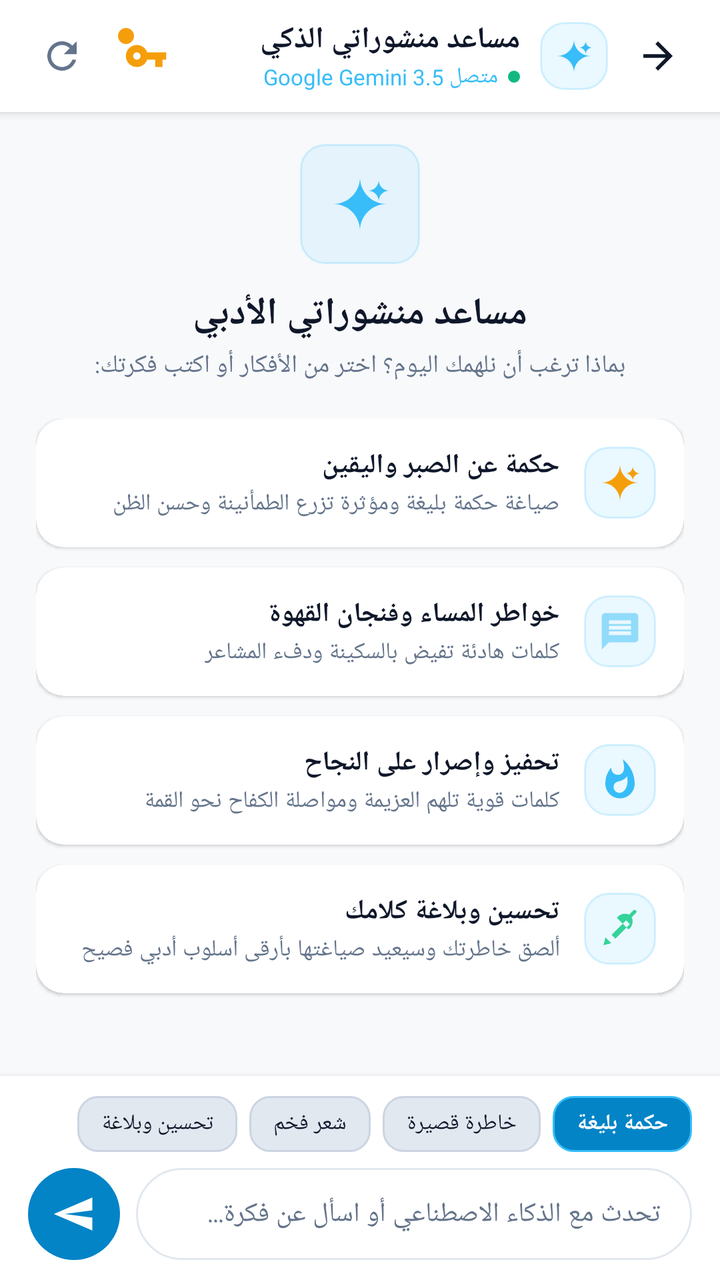
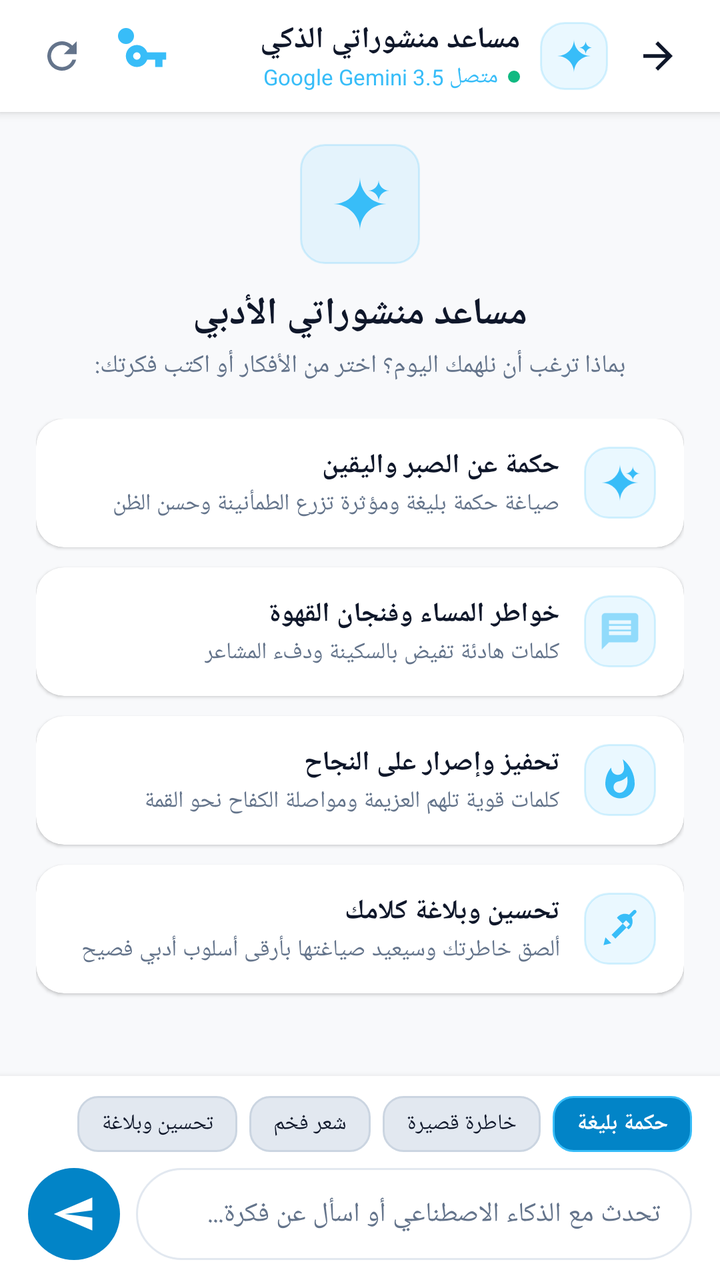

Compare the two renders of this Android layout. The source of the first and the diff that turns it into the second are given below.
<!-- AndroidManifest.xml: application theme Theme.Material3.DayNight.NoActionBar -->
<!-- res/layout/activity_ai_chat.xml -->
<?xml version="1.0" encoding="utf-8"?>
<LinearLayout xmlns:android="http://schemas.android.com/apk/res/android"
    xmlns:app="http://schemas.android.com/apk/res-auto"
    xmlns:tools="http://schemas.android.com/tools"
    android:id="@+id/rootAiChat"
    android:layout_width="match_parent"
    android:layout_height="match_parent"
    android:background="@color/bg_main"
    android:orientation="vertical"
    android:layoutDirection="rtl">

    
    <LinearLayout
        android:id="@+id/toolbarAiChat"
        android:layout_width="match_parent"
        android:layout_height="wrap_content"
        android:minHeight="56dp"
        android:background="@color/bg_card"
        android:elevation="3dp"
        android:gravity="center_vertical"
        android:orientation="horizontal"
        android:paddingHorizontal="12dp"
        android:paddingVertical="8dp">

        
        <ImageView
            android:id="@+id/btnAiBack"
            android:layout_width="38dp"
            android:layout_height="38dp"
            android:background="?attr/selectableItemBackgroundBorderless"
            android:clickable="true"
            android:focusable="true"
            android:padding="8dp"
            android:src="@drawable/ic_arrow_back"
            app:tint="@color/text_primary" />

        
        <FrameLayout
            android:layout_width="34dp"
            android:layout_height="34dp"
            android:layout_marginStart="6dp"
            android:background="@drawable/bg_category_well"
            android:padding="6dp">

            <ImageView
                android:layout_width="20dp"
                android:layout_height="20dp"
                android:layout_gravity="center"
                android:src="@drawable/ic_sparkle_ai"
                app:tint="#38BDF8" />
        </FrameLayout>

        
        <LinearLayout
            android:layout_width="0dp"
            android:layout_height="wrap_content"
            android:layout_marginStart="10dp"
            android:layout_weight="1"
            android:orientation="vertical">

            <TextView
                android:layout_width="wrap_content"
                android:layout_height="wrap_content"
                android:text="مساعد منشوراتي الذكي"
                android:textColor="@color/text_primary"
                android:textSize="15sp"
                android:maxLines="1"
                android:ellipsize="end"
                android:textStyle="bold" />

            <LinearLayout
                android:layout_width="wrap_content"
                android:layout_height="wrap_content"
                android:gravity="center_vertical"
                android:orientation="horizontal"
                android:layout_marginTop="1dp">

                <View
                    android:id="@+id/dotAiStatus"
                    android:layout_width="6dp"
                    android:layout_height="6dp"
                    android:background="@drawable/bg_status_dot_green"
                    android:layout_marginEnd="5dp" />

                <TextView
                    android:id="@+id/tvAiStatusSubtitle"
                    android:layout_width="wrap_content"
                    android:layout_height="wrap_content"
                    android:text="Google Gemini 3.5 متصل"
                    android:textColor="#38BDF8"
                    android:textSize="11sp"
                    android:maxLines="1"
                    android:ellipsize="end" />
            </LinearLayout>
        </LinearLayout>

        
        <FrameLayout
            android:id="@+id/btnAiKeyTop"
            android:layout_width="38dp"
            android:layout_height="38dp"
            android:background="?attr/selectableItemBackgroundBorderless"
            android:clickable="true"
            android:focusable="true"
            android:layout_marginEnd="4dp">

            <ImageView
                android:layout_width="22dp"
                android:layout_height="22dp"
                android:layout_gravity="center"
                android:src="@drawable/ic_key"
                app:tint="#F59E0B" />

            <View
                android:id="@+id/dotKeyBadge"
                android:layout_width="8dp"
                android:layout_height="8dp"
                android:layout_gravity="top|end"
                android:layout_marginTop="5dp"
                android:layout_marginEnd="5dp"
                android:background="@drawable/bg_status_dot_amber" />
        </FrameLayout>

        
        <ImageView
            android:id="@+id/btnClearChat"
            android:layout_width="38dp"
            android:layout_height="38dp"
            android:background="?attr/selectableItemBackgroundBorderless"
            android:clickable="true"
            android:focusable="true"
            android:padding="8dp"
            android:src="@drawable/ic_refresh"
            app:tint="@color/text_secondary" />
    </LinearLayout>

    
    <FrameLayout
        android:layout_width="match_parent"
        android:layout_height="0dp"
        android:layout_weight="1">

        
        <androidx.core.widget.NestedScrollView
            android:id="@+id/layoutHeroEmpty"
            android:layout_width="match_parent"
            android:layout_height="match_parent"
            android:fillViewport="true"
            android:visibility="visible">

            <LinearLayout
                android:layout_width="match_parent"
                android:layout_height="wrap_content"
                android:gravity="center_horizontal"
                android:orientation="vertical"
                android:paddingHorizontal="18dp"
                android:paddingTop="16dp"
                android:paddingBottom="16dp">

                
                <FrameLayout
                    android:layout_width="60dp"
                    android:layout_height="60dp"
                    android:background="@drawable/bg_category_well"
                    android:padding="14dp"
                    android:layout_marginBottom="12dp">

                    <ImageView
                        android:layout_width="32dp"
                        android:layout_height="32dp"
                        android:layout_gravity="center"
                        android:src="@drawable/ic_sparkle_ai"
                        app:tint="#38BDF8" />
                </FrameLayout>

                <TextView
                    android:layout_width="wrap_content"
                    android:layout_height="wrap_content"
                    android:text="مساعد منشوراتي الأدبي"
                    android:textColor="@color/text_primary"
                    android:textSize="19sp"
                    android:textStyle="bold"
                    android:layout_marginBottom="4dp" />

                <TextView
                    android:layout_width="wrap_content"
                    android:layout_height="wrap_content"
                    android:text="بماذا ترغب أن نلهمك اليوم؟ اختر من الأفكار أو اكتب فكرتك:"
                    android:textColor="@color/text_secondary"
                    android:textSize="12.5sp"
                    android:gravity="center"
                    android:lineSpacingExtra="3dp"
                    android:layout_marginBottom="18dp" />

                
                <LinearLayout
                    android:layout_width="match_parent"
                    android:layout_height="wrap_content"
                    android:orientation="vertical">

                    
                    <androidx.cardview.widget.CardView
                        android:id="@+id/cardPromptPatience"
                        android:layout_width="match_parent"
                        android:layout_height="wrap_content"
                        android:layout_marginBottom="10dp"
                        android:clickable="true"
                        android:focusable="true"
                        android:foreground="?attr/selectableItemBackground"
                        app:cardBackgroundColor="@color/bg_card"
                        app:cardCornerRadius="14dp"
                        app:cardElevation="1dp">

                        <LinearLayout
                            android:layout_width="match_parent"
                            android:layout_height="wrap_content"
                            android:orientation="horizontal"
                            android:gravity="center_vertical"
                            android:padding="14dp">

                            <FrameLayout
                                android:layout_width="36dp"
                                android:layout_height="36dp"
                                android:background="@drawable/bg_category_well"
                                android:padding="7dp">

                                <ImageView
                                    android:layout_width="22dp"
                                    android:layout_height="22dp"
                                    android:layout_gravity="center"
                                    android:src="@drawable/ic_sparkle_ai"
                                    app:tint="#F59E0B" />
                            </FrameLayout>

                            <LinearLayout
                                android:layout_width="0dp"
                                android:layout_height="wrap_content"
                                android:layout_marginStart="12dp"
                                android:layout_weight="1"
                                android:orientation="vertical">

                                <TextView
                                    android:layout_width="wrap_content"
                                    android:layout_height="wrap_content"
                                    android:text="حكمة عن الصبر واليقين"
                                    android:textColor="@color/text_primary"
                                    android:textSize="13.5sp"
                                    android:textStyle="bold" />

                                <TextView
                                    android:layout_width="wrap_content"
                                    android:layout_height="wrap_content"
                                    android:text="صياغة حكمة بليغة ومؤثرة تزرع الطمأنينة وحسن الظن"
                                    android:textColor="@color/text_secondary"
                                    android:textSize="11.5sp"
                                    android:layout_marginTop="2dp" />
                            </LinearLayout>
                        </LinearLayout>
                    </androidx.cardview.widget.CardView>

                    
                    <androidx.cardview.widget.CardView
                        android:id="@+id/cardPromptCoffee"
                        android:layout_width="match_parent"
                        android:layout_height="wrap_content"
                        android:layout_marginBottom="10dp"
                        android:clickable="true"
                        android:focusable="true"
                        android:foreground="?attr/selectableItemBackground"
                        app:cardBackgroundColor="@color/bg_card"
                        app:cardCornerRadius="14dp"
                        app:cardElevation="1dp">

                        <LinearLayout
                            android:layout_width="match_parent"
                            android:layout_height="wrap_content"
                            android:orientation="horizontal"
                            android:gravity="center_vertical"
                            android:padding="14dp">

                            <FrameLayout
                                android:layout_width="36dp"
                                android:layout_height="36dp"
                                android:background="@drawable/bg_category_well"
                                android:padding="7dp">

                                <ImageView
                                    android:layout_width="22dp"
                                    android:layout_height="22dp"
                                    android:layout_gravity="center"
                                    android:src="@drawable/ic_comments_empty"
                                    app:tint="#38BDF8" />
                            </FrameLayout>

                            <LinearLayout
                                android:layout_width="0dp"
                                android:layout_height="wrap_content"
                                android:layout_marginStart="12dp"
                                android:layout_weight="1"
                                android:orientation="vertical">

                                <TextView
                                    android:layout_width="wrap_content"
                                    android:layout_height="wrap_content"
                                    android:text="خواطر المساء وفنجان القهوة"
                                    android:textColor="@color/text_primary"
                                    android:textSize="13.5sp"
                                    android:textStyle="bold" />

                                <TextView
                                    android:layout_width="wrap_content"
                                    android:layout_height="wrap_content"
                                    android:text="كلمات هادئة تفيض بالسكينة ودفء المشاعر"
                                    android:textColor="@color/text_secondary"
                                    android:textSize="11.5sp"
                                    android:layout_marginTop="2dp" />
                            </LinearLayout>
                        </LinearLayout>
                    </androidx.cardview.widget.CardView>

                    
                    <androidx.cardview.widget.CardView
                        android:id="@+id/cardPromptMotivation"
                        android:layout_width="match_parent"
                        android:layout_height="wrap_content"
                        android:layout_marginBottom="10dp"
                        android:clickable="true"
                        android:focusable="true"
                        android:foreground="?attr/selectableItemBackground"
                        app:cardBackgroundColor="@color/bg_card"
                        app:cardCornerRadius="14dp"
                        app:cardElevation="1dp">

                        <LinearLayout
                            android:layout_width="match_parent"
                            android:layout_height="wrap_content"
                            android:orientation="horizontal"
                            android:gravity="center_vertical"
                            android:padding="14dp">

                            <FrameLayout
                                android:layout_width="36dp"
                                android:layout_height="36dp"
                                android:background="@drawable/bg_category_well"
                                android:padding="7dp">

                                <ImageView
                                    android:layout_width="22dp"
                                    android:layout_height="22dp"
                                    android:layout_gravity="center"
                                    android:src="@drawable/ic_flame"
                                    app:tint="#38BDF8" />
                            </FrameLayout>

                            <LinearLayout
                                android:layout_width="0dp"
                                android:layout_height="wrap_content"
                                android:layout_marginStart="12dp"
                                android:layout_weight="1"
                                android:orientation="vertical">

                                <TextView
                                    android:layout_width="wrap_content"
                                    android:layout_height="wrap_content"
                                    android:text="تحفيز وإصرار على النجاح"
                                    android:textColor="@color/text_primary"
                                    android:textSize="13.5sp"
                                    android:textStyle="bold" />

                                <TextView
                                    android:layout_width="wrap_content"
                                    android:layout_height="wrap_content"
                                    android:text="كلمات قوية تلهم العزيمة ومواصلة الكفاح نحو القمة"
                                    android:textColor="@color/text_secondary"
                                    android:textSize="11.5sp"
                                    android:layout_marginTop="2dp" />
                            </LinearLayout>
                        </LinearLayout>
                    </androidx.cardview.widget.CardView>

                    
                    <androidx.cardview.widget.CardView
                        android:id="@+id/cardPromptPolish"
                        android:layout_width="match_parent"
                        android:layout_height="wrap_content"
                        android:layout_marginBottom="10dp"
                        android:clickable="true"
                        android:focusable="true"
                        android:foreground="?attr/selectableItemBackground"
                        app:cardBackgroundColor="@color/bg_card"
                        app:cardCornerRadius="14dp"
                        app:cardElevation="1dp">

                        <LinearLayout
                            android:layout_width="match_parent"
                            android:layout_height="wrap_content"
                            android:orientation="horizontal"
                            android:gravity="center_vertical"
                            android:padding="14dp">

                            <FrameLayout
                                android:layout_width="36dp"
                                android:layout_height="36dp"
                                android:background="@drawable/bg_category_well"
                                android:padding="7dp">

                                <ImageView
                                    android:layout_width="22dp"
                                    android:layout_height="22dp"
                                    android:layout_gravity="center"
                                    android:src="@drawable/ic_quill_pen"
                                    app:tint="#34D399" />
                            </FrameLayout>

                            <LinearLayout
                                android:layout_width="0dp"
                                android:layout_height="wrap_content"
                                android:layout_marginStart="12dp"
                                android:layout_weight="1"
                                android:orientation="vertical">

                                <TextView
                                    android:layout_width="wrap_content"
                                    android:layout_height="wrap_content"
                                    android:text="تحسين وبلاغة كلامك"
                                    android:textColor="@color/text_primary"
                                    android:textSize="13.5sp"
                                    android:textStyle="bold" />

                                <TextView
                                    android:layout_width="wrap_content"
                                    android:layout_height="wrap_content"
                                    android:text="ألصق خاطرتك وسيعيد صياغتها بأرقى أسلوب أدبي فصيح"
                                    android:textColor="@color/text_secondary"
                                    android:textSize="11.5sp"
                                    android:layout_marginTop="2dp" />
                            </LinearLayout>
                        </LinearLayout>
                    </androidx.cardview.widget.CardView>
                </LinearLayout>

            </LinearLayout>
        </androidx.core.widget.NestedScrollView>

        
        <androidx.recyclerview.widget.RecyclerView
            android:id="@+id/rvAiChatMessages"
            android:layout_width="match_parent"
            android:layout_height="match_parent"
            android:clipToPadding="false"
            android:paddingHorizontal="14dp"
            android:paddingTop="12dp"
            android:paddingBottom="12dp"
            android:visibility="gone"
            tools:visibility="visible" />
    </FrameLayout>

    
    <LinearLayout
        android:id="@+id/layoutBottomBar"
        android:layout_width="match_parent"
        android:layout_height="wrap_content"
        android:background="@color/bg_card"
        android:elevation="6dp"
        android:orientation="vertical"
        android:paddingHorizontal="14dp"
        android:paddingTop="10dp"
        android:paddingBottom="10dp">

        
        <HorizontalScrollView
            android:layout_width="match_parent"
            android:layout_height="wrap_content"
            android:scrollbars="none"
            android:clipToPadding="false"
            android:layout_marginBottom="8dp">

            <LinearLayout
                android:id="@+id/layoutStylePills"
                android:layout_width="wrap_content"
                android:layout_height="wrap_content"
                android:orientation="horizontal">

                <TextView
                    android:id="@+id/pillStyleWisdom"
                    android:layout_width="wrap_content"
                    android:layout_height="28dp"
                    android:gravity="center"
                    android:paddingHorizontal="12dp"
                    android:background="@drawable/bg_tool_chip_active"
                    android:text="حكمة بليغة"
                    android:textColor="#FFFFFF"
                    android:textSize="11sp"
                    android:textStyle="bold"
                    android:clickable="true"
                    android:focusable="true" />

                <TextView
                    android:id="@+id/pillStyleShort"
                    android:layout_width="wrap_content"
                    android:layout_height="28dp"
                    android:layout_marginStart="6dp"
                    android:gravity="center"
                    android:paddingHorizontal="12dp"
                    android:background="@drawable/bg_tool_chip_idle"
                    android:text="خاطرة قصيرة"
                    android:textColor="@color/text_primary"
                    android:textSize="11sp"
                    android:clickable="true"
                    android:focusable="true" />

                <TextView
                    android:id="@+id/pillStylePoem"
                    android:layout_width="wrap_content"
                    android:layout_height="28dp"
                    android:layout_marginStart="6dp"
                    android:gravity="center"
                    android:paddingHorizontal="12dp"
                    android:background="@drawable/bg_tool_chip_idle"
                    android:text="شعر فخم"
                    android:textColor="@color/text_primary"
                    android:textSize="11sp"
                    android:clickable="true"
                    android:focusable="true" />

                <TextView
                    android:id="@+id/pillStylePolish"
                    android:layout_width="wrap_content"
                    android:layout_height="28dp"
                    android:layout_marginStart="6dp"
                    android:gravity="center"
                    android:paddingHorizontal="12dp"
                    android:background="@drawable/bg_tool_chip_idle"
                    android:text="تحسين وبلاغة"
                    android:textColor="@color/text_primary"
                    android:textSize="11sp"
                    android:clickable="true"
                    android:focusable="true" />
            </LinearLayout>
        </HorizontalScrollView>

        
        <LinearLayout
            android:layout_width="match_parent"
            android:layout_height="wrap_content"
            android:gravity="center_vertical"
            android:orientation="horizontal">

            <EditText
                android:id="@+id/etChatInput"
                android:layout_width="0dp"
                android:layout_height="wrap_content"
                android:minHeight="46dp"
                android:maxHeight="120dp"
                android:layout_weight="1"
                android:background="@drawable/bg_search_bar"
                android:hint="تحدث مع الذكاء الاصطناعي أو اسأل عن فكرة..."
                android:paddingHorizontal="16dp"
                android:paddingVertical="10dp"
                android:textColor="@color/text_primary"
                android:textColorHint="@color/text_secondary"
                android:textSize="13.5sp"
                android:lineSpacingExtra="2dp"
                android:imeOptions="actionSend"
                android:inputType="textCapSentences|textMultiLine" />

            <FrameLayout
                android:id="@+id/btnSendChat"
                android:layout_width="46dp"
                android:layout_height="46dp"
                android:layout_marginStart="8dp"
                android:background="@drawable/bg_send_comment_circle"
                android:clickable="true"
                android:focusable="true">

                <ImageView
                    android:layout_width="22dp"
                    android:layout_height="22dp"
                    android:layout_gravity="center"
                    android:src="@drawable/ic_send"
                    app:tint="#FFFFFF" />
            </FrameLayout>
        </LinearLayout>

    </LinearLayout>

</LinearLayout>
<!-- resources referenced by this layout -->
<resources>
  <color name="bg_card">#FFFFFF</color>
  <color name="bg_main">#F8F9FB</color>
  <color name="text_primary">#0F172A</color>
  <color name="text_secondary">#64748B</color>
  <!-- drawable bg_category_well (drawable) -->
  <?xml version="1.0" encoding="utf-8"?>
  <shape xmlns:android="http://schemas.android.com/apk/res/android"
      android:shape="rectangle">
      <corners android:radius="12dp" />
      <solid android:color="#1A38BDF8" />
      <stroke
          android:width="1dp"
          android:color="#3338BDF8" />
  </shape>
  <!-- drawable bg_search_bar (drawable) -->
  <?xml version="1.0" encoding="utf-8"?>
  <shape xmlns:android="http://schemas.android.com/apk/res/android">
      <solid android:color="@color/search_bg" />
      <corners android:radius="24dp" />
      <stroke android:width="1dp" android:color="@color/divider_color" />
  </shape>
  <!-- drawable bg_send_comment_circle (drawable) -->
  <?xml version="1.0" encoding="utf-8"?>
  <shape xmlns:android="http://schemas.android.com/apk/res/android"
      android:shape="oval">
      <solid android:color="#0284C7" />
  </shape>
  <!-- drawable bg_status_dot_amber (drawable) -->
  <?xml version="1.0" encoding="utf-8"?>
  <shape xmlns:android="http://schemas.android.com/apk/res/android"
      android:shape="oval">
      <solid android:color="#F59E0B" />
  </shape>
  <!-- drawable bg_status_dot_green (drawable) -->
  <?xml version="1.0" encoding="utf-8"?>
  <shape xmlns:android="http://schemas.android.com/apk/res/android"
      android:shape="oval">
      <solid android:color="#10B981" />
  </shape>
  <!-- drawable bg_tool_chip_active (drawable) -->
  <?xml version="1.0" encoding="utf-8"?>
  <shape xmlns:android="http://schemas.android.com/apk/res/android">
      <solid android:color="#0284C7" />
      <corners android:radius="10dp" />
      <stroke android:width="1dp" android:color="#38BDF8" />
  </shape>
  <!-- drawable bg_tool_chip_idle (drawable) -->
  <?xml version="1.0" encoding="utf-8"?>
  <shape xmlns:android="http://schemas.android.com/apk/res/android">
      <solid android:color="@color/chip_idle_bg" />
      <corners android:radius="10dp" />
      <stroke android:width="1dp" android:color="@color/chip_idle_stroke" />
  </shape>
  <!-- drawable ic_arrow_back (drawable) -->
  <vector xmlns:android="http://schemas.android.com/apk/res/android"
      android:width="24dp"
      android:height="24dp"
      android:viewportWidth="24"
      android:viewportHeight="24"
      android:autoMirrored="true">
      <path
          android:fillColor="#FFFFFFFF"
          android:pathData="M20,11H7.83l5.59,-5.59L12,4l-8,8 8,8 1.41,-1.41L7.83,13H20v-2z"/>
  </vector>
  <!-- drawable ic_comments_empty (drawable) -->
  <vector xmlns:android="http://schemas.android.com/apk/res/android"
      android:width="48dp"
      android:height="48dp"
      android:viewportWidth="24"
      android:viewportHeight="24">
      <path
          android:fillColor="#8094A3B8"
          android:pathData="M20,2H4c-1.1,0 -1.99,0.9 -1.99,2L2,22l4,-4h14c1.1,0 2,-0.9 2,-2V4c0,-1.1 -0.9,-2 -2,-2zM18,14H6v-2h12v2zm0,-3H6V9h12v2zm0,-3H6V6h12v2z"/>
  </vector>
  <!-- drawable ic_send (drawable) -->
  <vector xmlns:android="http://schemas.android.com/apk/res/android"
      android:width="24dp"
      android:height="24dp"
      android:viewportWidth="24"
      android:viewportHeight="24"
      android:autoMirrored="true">
      <path
          android:fillColor="#FFFFFFFF"
          android:pathData="M2.01,21L23,12 2.01,3 2,10l15,2 -15,2z"/>
  </vector>
  <color name="search_bg">#FFFFFF</color>
  <color name="divider_color">#E2E8F0</color>
  <color name="chip_idle_bg">#E2E8F0</color>
  <color name="chip_idle_stroke">#CBD5E1</color>
  <!-- unchanged entries left out for length: 5 -->
</resources>

<!-- the commit's change to res/layout/activity_ai_chat.xml (unified diff, before → after) -->
@@ -109,7 +109,7 @@
                 android:layout_height="22dp"
                 android:layout_gravity="center"
                 android:src="@drawable/ic_key"
-                app:tint="#F59E0B" />
+                app:tint="#38BDF8" />
 
             <View
                 android:id="@+id/dotKeyBadge"
@@ -143,6 +143,8 @@
         
         <androidx.core.widget.NestedScrollView
             android:id="@+id/layoutHeroEmpty"
+            android:isScrollContainer="true"
+            android:scrollbars="vertical"
             android:layout_width="match_parent"
             android:layout_height="match_parent"
             android:fillViewport="true"
@@ -229,7 +231,7 @@
                                     android:layout_height="22dp"
                                     android:layout_gravity="center"
                                     android:src="@drawable/ic_sparkle_ai"
-                                    app:tint="#F59E0B" />
+                                    app:tint="#38BDF8" />
                             </FrameLayout>
 
                             <LinearLayout
@@ -409,7 +411,7 @@
                                     android:layout_height="22dp"
                                     android:layout_gravity="center"
                                     android:src="@drawable/ic_quill_pen"
-                                    app:tint="#34D399" />
+                                    app:tint="#38BDF8" />
                             </FrameLayout>
 
                             <LinearLayout
@@ -445,6 +447,7 @@
         
         <androidx.recyclerview.widget.RecyclerView
             android:id="@+id/rvAiChatMessages"
+            android:isScrollContainer="true"
             android:layout_width="match_parent"
             android:layout_height="match_parent"
             android:clipToPadding="false"
<!-- resource entries referenced after the edit -->
@@ -31,7 +31,7 @@
   <?xml version="1.0" encoding="utf-8"?>
   <shape xmlns:android="http://schemas.android.com/apk/res/android"
       android:shape="oval">
-      <solid android:color="#F59E0B" />
+      <solid android:color="#38BDF8" />
   </shape>
   <!-- drawable bg_status_dot_green (drawable) -->
   <?xml version="1.0" encoding="utf-8"?>
